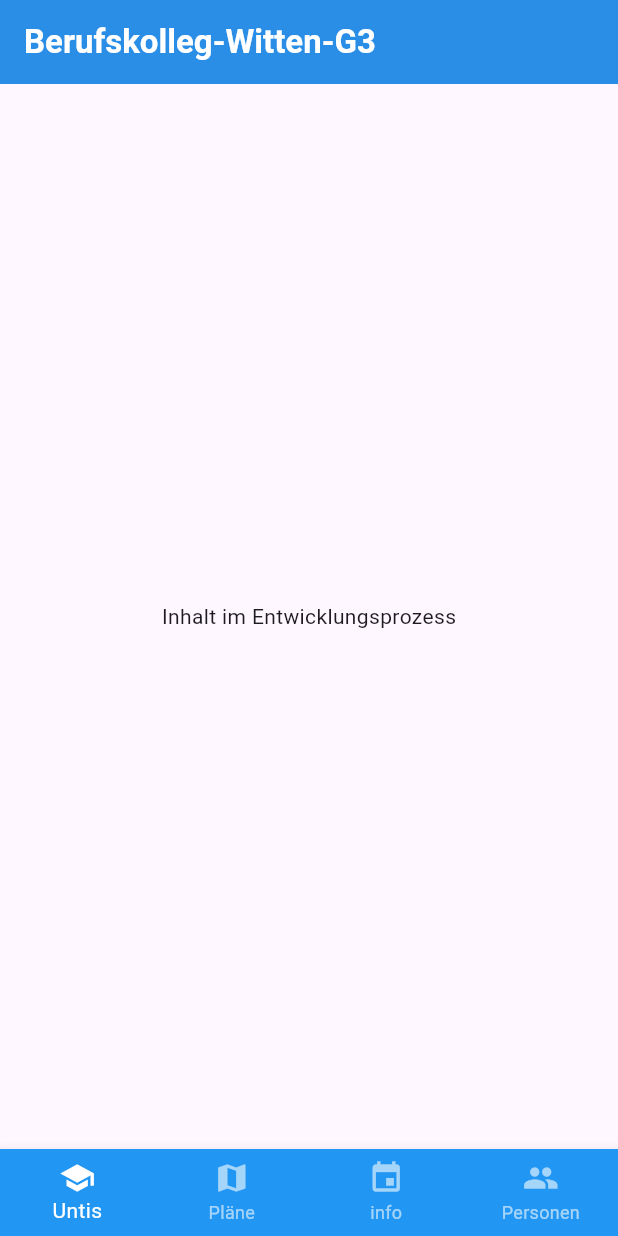
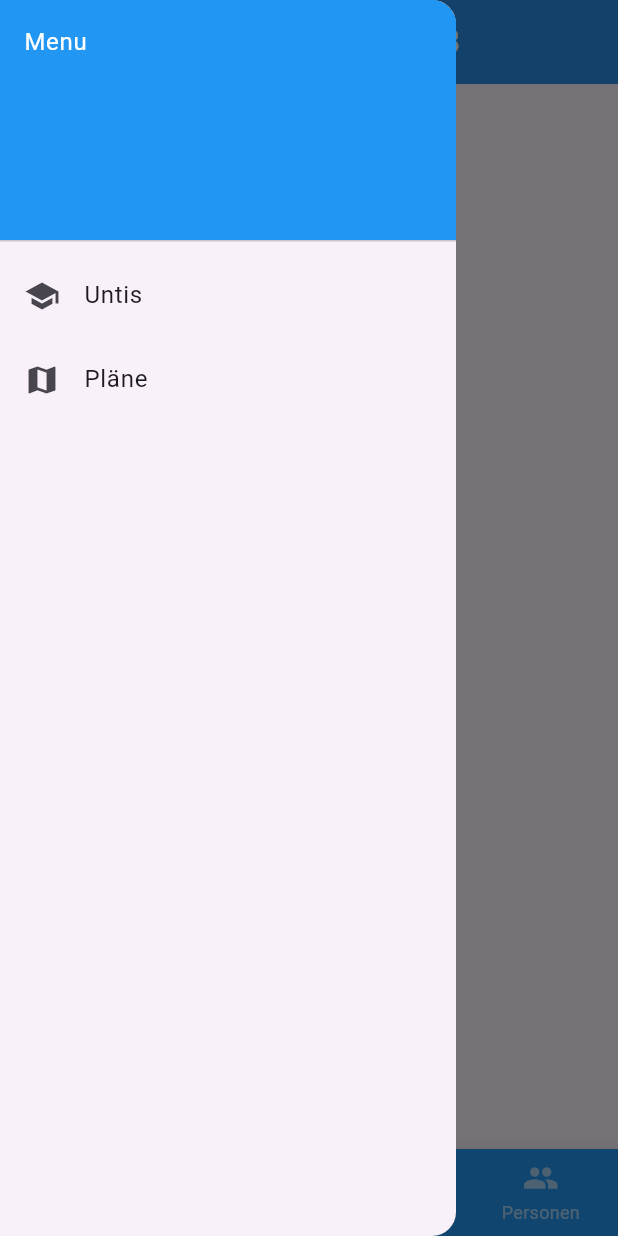
Before and after one commit to Kascabrel/BK-Witten-App, a Flutter app: the screen it shows after launch, with the side drawer open (before the commit the screen has no drawer), on a phone screen of 412 x 824 dp. Run offline on Flutter 3.47's test engine with Material 3 defaults, Android fonts, the phone set to English and light mode, and no system bars; our stand-ins replace package_info_plus; network calls fail.

Commit message:
Update: HomePage Add: BottomnavigationRail for web and bigscreen view Add: drawer for the user profile-section

```diff
--- a/frontend/lib/screens/homePage.dart
+++ b/frontend/lib/screens/homePage.dart
@@ -1,7 +1,9 @@
 import 'package:flutter/material.dart';
 import 'package:frontend/widgets/custum_app_bar.dart';
 import 'package:frontend/services/update_checker.dart';
-import 'package:frontend/widgets/navigation_bar.dart'; // Update service
+import 'package:frontend/widgets/navigation_bar.dart';
+
+import '../widgets/navigation_rail.dart'; // Update service
 
 class MyHomePage extends StatefulWidget {
   const MyHomePage({super.key});
@@ -43,12 +45,59 @@ class _MyHomePageState extends State<MyHomePage> {
 
   @override
   Widget build(BuildContext context) {
-    return Scaffold(
-        appBar: const CustomAppBar(title: "Berufskolleg-Witten-G3"),
-        body: const Center(
-          child: Text("Inhalt im Entwicklungsprozess"),
-        ),
-        bottomNavigationBar: CustomBottomNavigationBar(
-            currentIndex: _selectedIndex, onTap: _onItemTapped));
+    return LayoutBuilder(
+      builder: (context, constraints) {
+        bool isDesktop = constraints.maxWidth > 800; // seuil responsive
+
+        return Scaffold(
+          appBar: const CustomAppBar(title: "Berufskolleg-Witten-G3"),
+          body: Row(
+            children: [
+              if (isDesktop)
+                CustomNavigationRail(
+                  selectedIndex: _selectedIndex,
+                  onDestinationSelected: _onItemTapped,
+                ),
+              const Expanded(
+                child: Center(
+                  child: Text("Inhalt im Entwicklungsprozess"),
+                ),
+              ),
+            ],
+          ),
+          bottomNavigationBar: isDesktop
+              ? null
+              : CustomBottomNavigationBar(
+            currentIndex: _selectedIndex,
+            onTap: _onItemTapped,
+          ),
+          drawer:Drawer(
+            child: ListView(
+              children: [
+                const DrawerHeader(
+                  decoration: BoxDecoration(color: Colors.blue),
+                  child: Text("Menu", style: TextStyle(color: Colors.white)),
+                ),
+                ListTile(
+                  leading: const Icon(Icons.school),
+                  title: const Text("Untis"),
+                  onTap: () {
+                    Navigator.pop(context); // fermer le drawer
+                  },
+                ),
+                ListTile(
+                  leading: const Icon(Icons.map),
+                  title: const Text("Pläne"),
+                  onTap: () {
+                    Navigator.pop(context);
+                  },
+                ),
+              ],
+            ),
+          ),
+        );
+      },
+    );
   }
+
 }
```
Also changed, not shown: frontend/lib/widgets/navigation_rail.dart (added, +40 -0 lines).
